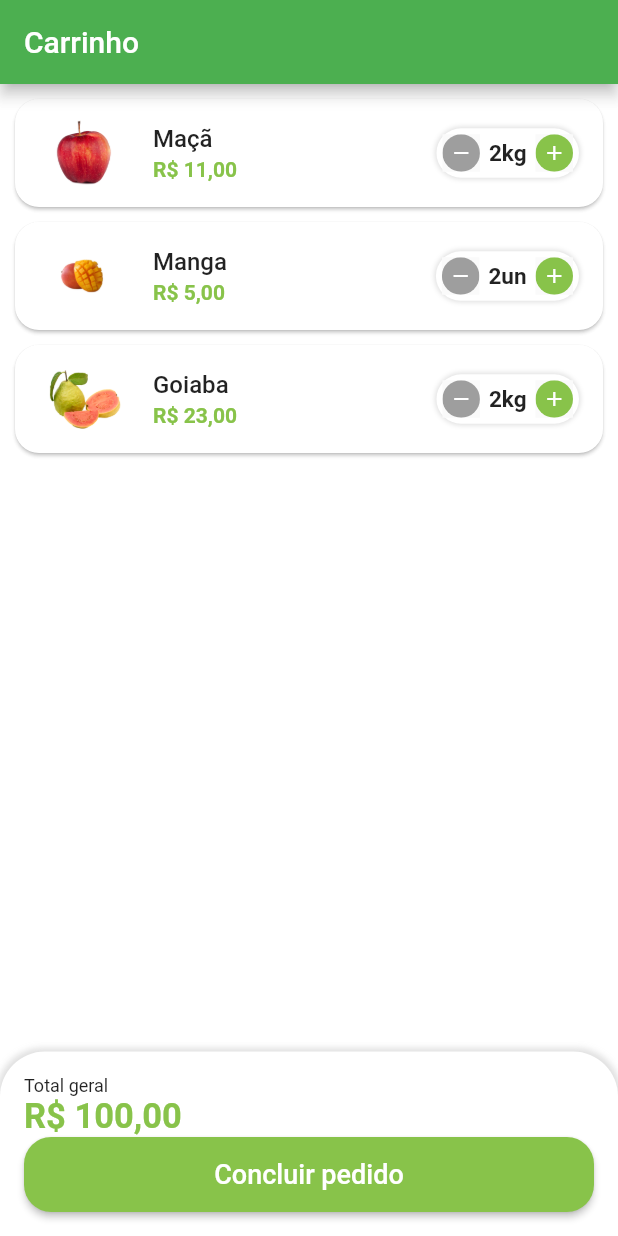
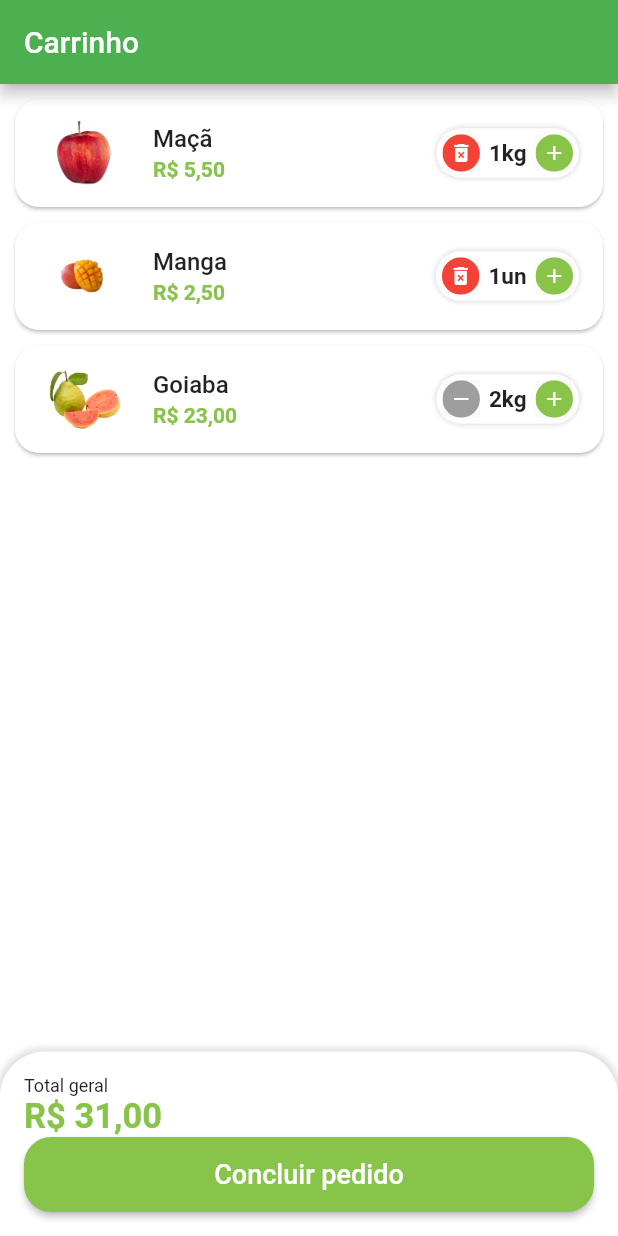
Before and after one commit to Fabricio-Guima/dart-fundamentos, a Flutter app: the CartTab screen opened directly, after a tap on the "remove" icon, on a phone screen of 412 x 824 dp. Run offline on Flutter 3.47's test engine with Material 2 defaults, Android fonts, the phone set to English and light mode, and no system bars; our stand-ins replace animated_text_kit, badges, mask_text_input_formatter, sqflite, synchronized; missing offline and left inert: dart:mirrors, mysql1; accounts and stored records are empty.

Commit message:
modal de confirmação de pedido

```diff
--- a/quitanda/lib/src/config/app_data.dart
+++ b/quitanda/lib/src/config/app_data.dart
@@ -76,6 +76,6 @@ List<String> categories = [
 //lista de produtos do carrinho
 List<CartItemModel> cartItems = [
   CartItemModel(item: apple, quantity: 2),
-  CartItemModel(item: mango, quantity: 2),
+  CartItemModel(item: mango, quantity: 1),
   CartItemModel(item: guava, quantity: 2),
 ];
--- a/quitanda/lib/src/pages/cart/cart_tab.dart
+++ b/quitanda/lib/src/pages/cart/cart_tab.dart
@@ -1,12 +1,33 @@
 import 'package:flutter/material.dart';
 import 'package:quitanda/src/config/custom_colors.dart';
+import 'package:quitanda/src/models/cart_item_model.dart';
 import 'package:quitanda/src/pages/cart/components/cart_tile.dart';
 import 'package:quitanda/src/services/utils_services.dart';
 import 'package:quitanda/src/config/app_data.dart' as appData;
 
-class CartTab extends StatelessWidget {
-  CartTab({Key? key}) : super(key: key);
+class CartTab extends StatefulWidget {
+  const CartTab({Key? key}) : super(key: key);
+
+  @override
+  State<CartTab> createState() => _CartTabState();
+}
+
+class _CartTabState extends State<CartTab> {
   final UtilsServices utilsServices = UtilsServices();
+
+  void removeItemFromCart(CartItemModel cartItem) {
+    setState(() {
+      appData.cartItems.remove(cartItem);
+    });
+  }
+
+  double cartTotalPrice() {
+    double total = 0;
+    for (var item in appData.cartItems) {
+      total += item.totalPrice();
+    }
+    return total;
+  }
 
   @override
   Widget build(BuildContext context) {
@@ -20,7 +41,18 @@ class CartTab extends StatelessWidget {
             child: ListView.builder(
               itemCount: appData.cartItems.length,
               itemBuilder: (_, index) {
-                return CartTile(cartItem: appData.cartItems[index]);
+                final cartItem = appData.cartItems[index];
+
+                return CartTile(
+                  cartItem: appData.cartItems[index],
+                  updatedQuantity: (qtd) {
+                    if (qtd == 0) {
+                      removeItemFromCart(appData.cartItems[index]);
+                    } else {
+                      setState(() => cartItem.quantity = qtd);
+                    }
+                  },
+                );
               },
             ),
           ),
@@ -49,12 +81,13 @@ class CartTab extends StatelessWidget {
                   ),
                 ),
                 Text(
-                  utilsServices.priceToCurrency(100.0),
+                  utilsServices.priceToCurrency(cartTotalPrice()),
                   style: TextStyle(
                       fontSize: 23,
                       color: CustomColors.customSwatchColor,
                       fontWeight: FontWeight.bold),
                 ),
+                //botao concluir pedido
                 SizedBox(
                   height: 50,
                   child: ElevatedButton(
@@ -63,7 +96,10 @@ class CartTab extends StatelessWidget {
                       shape: RoundedRectangleBorder(
                           borderRadius: BorderRadius.circular(18)),
                     ),
-                    onPressed: () {},
+                    onPressed: () async {
+                      bool? result = await showOrderConfirmation();
+                      print(result);
+                    },
                     child: const Text(
                       'Concluir pedido',
                       style: TextStyle(
@@ -79,4 +115,39 @@ class CartTab extends StatelessWidget {
       ),
     );
   }
+
+  //modal de confirmação
+  Future<bool?> showOrderConfirmation() {
+    return showDialog<bool>(
+      context: context,
+      builder: (context) {
+        return AlertDialog(
+          shape: RoundedRectangleBorder(
+            borderRadius: BorderRadius.circular(16),
+          ),
+          title: const Text('Confirmação'),
+          content: const Text('Deseja realmente concluir o pedido?'),
+          actions: [
+            TextButton(
+              onPressed: () {
+                Navigator.of(context).pop(false);
+              },
+              child: const Text('Não'),
+            ),
+            ElevatedButton(
+              style: ElevatedButton.styleFrom(
+                shape: RoundedRectangleBorder(
+                  borderRadius: BorderRadius.circular(20),
+                ),
+              ),
+              onPressed: () {
+                Navigator.of(context).pop(true);
+              },
+              child: const Text('Sim'),
+            )
+          ],
+        );
+      },
+    );
+  }
 }
--- a/quitanda/lib/src/pages/cart/components/cart_tile.dart
+++ b/quitanda/lib/src/pages/cart/components/cart_tile.dart
@@ -4,13 +4,21 @@ import 'package:quitanda/src/models/cart_item_model.dart';
 import 'package:quitanda/src/pages/common_widgets/quantity_widget.dart';
 import 'package:quitanda/src/services/utils_services.dart';
 
-class CartTile extends StatelessWidget {
+class CartTile extends StatefulWidget {
   final CartItemModel cartItem;
-  CartTile({
+  final Function(int) updatedQuantity;
+
+  const CartTile({
     Key? key,
     required this.cartItem,
+    required this.updatedQuantity,
   }) : super(key: key);
 
+  @override
+  State<CartTile> createState() => _CartTileState();
+}
+
+class _CartTileState extends State<CartTile> {
   final UtilsServices utilsServices = UtilsServices();
 
   @override
@@ -23,20 +31,20 @@ class CartTile extends StatelessWidget {
       child: ListTile(
         //imagem que fica a esquerda
         leading: Image.asset(
-          cartItem.item.imgUrl,
+          widget.cartItem.item.imgUrl,
           height: 60,
           width: 60,
         ),
         //titulo
         title: Text(
-          cartItem.item.itemName,
+          widget.cartItem.item.itemName,
           style: const TextStyle(
             fontWeight: FontWeight.w500,
           ),
         ),
         //total
         subtitle: Text(
-          utilsServices.priceToCurrency(cartItem.totalPrice()),
+          utilsServices.priceToCurrency(widget.cartItem.totalPrice()),
           style: TextStyle(
             color: CustomColors.customSwatchColor,
             fontWeight: FontWeight.bold,
@@ -45,9 +53,10 @@ class CartTile extends StatelessWidget {
         //quantidade
         //componente que fará o item ficar a direita
         trailing: QuantityWidget(
-            suffixText: cartItem.item.unit,
-            value: cartItem.quantity,
-            result: (quantity) {}),
+            suffixText: widget.cartItem.item.unit,
+            value: widget.cartItem.quantity,
+            result: widget.updatedQuantity,
+            isRemovable: true),
       ),
     );
   }
--- a/quitanda/lib/src/pages/common_widgets/quantity_widget.dart
+++ b/quitanda/lib/src/pages/common_widgets/quantity_widget.dart
@@ -5,13 +5,15 @@ class QuantityWidget extends StatelessWidget {
   final int value;
   final String suffixText;
   final Function(int quantity) result;
+  final bool isRemovable;
 
-  const QuantityWidget({
-    Key? key,
-    required this.value,
-    required this.suffixText,
-    required this.result,
-  }) : super(key: key);
+  const QuantityWidget(
+      {Key? key,
+      required this.value,
+      required this.suffixText,
+      required this.result,
+      this.isRemovable = false})
+      : super(key: key);
 
   @override
   Widget build(BuildContext context) {
@@ -36,10 +38,11 @@ class QuantityWidget extends StatelessWidget {
           // material aqui serve para dar uma animação quando clicado
           //reduzir quantidade
           _QuantityButton(
-            icon: Icons.remove,
-            color: Colors.grey,
+            icon:
+                !isRemovable || value > 1 ? Icons.remove : Icons.delete_forever,
+            color: !isRemovable || value > 1 ? Colors.grey : Colors.red,
             onPressed: () {
-              if (value == 1) return;
+              if (value == 1 && !isRemovable) return;
               int resultCount = value - 1;
               result(resultCount);
             },
```
